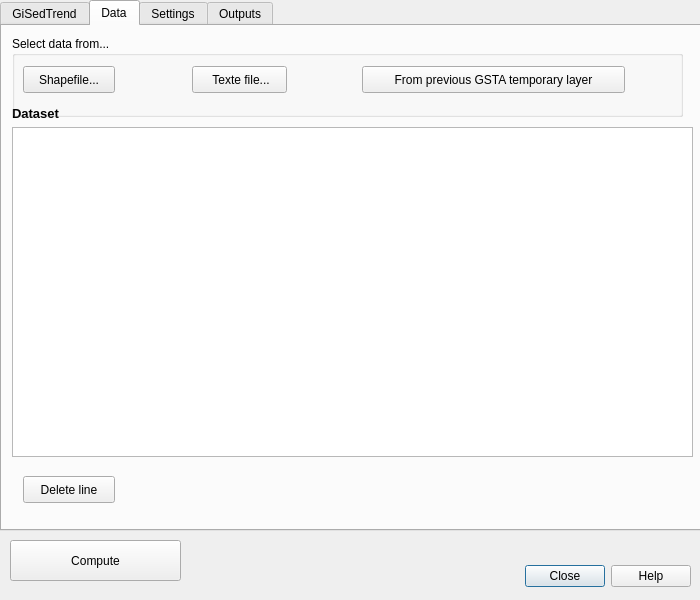
First picture: the form in ui_pygisedtrend.ui, repository epzt/GiSedTrend, before the edit.
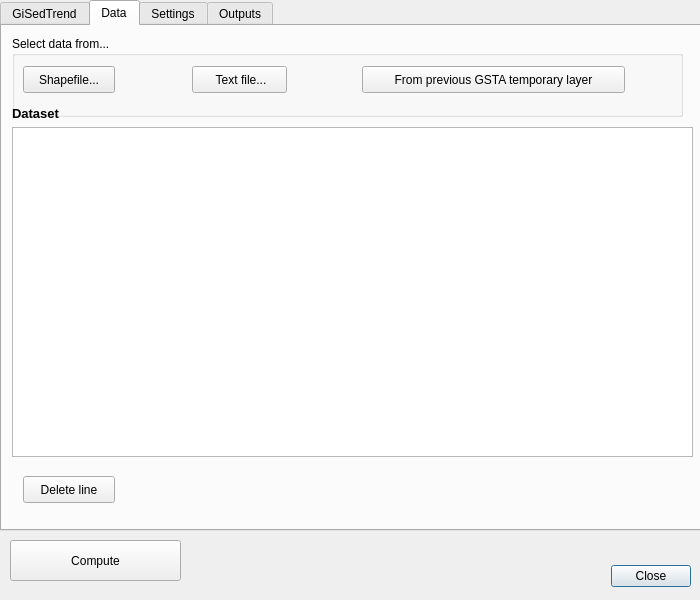
Second picture: the form after the edit. The open tabs and pages were chosen to show the change. Icons and pictures are not drawn.

What changed in the file:
```diff
--- a/ui_pygisedtrend.ui
+++ b/ui_pygisedtrend.ui
@@ -35,7 +35,7 @@
     <enum>Qt::Horizontal</enum>
    </property>
    <property name="standardButtons">
-    <set>QDialogButtonBox::Close|QDialogButtonBox::Help</set>
+    <set>QDialogButtonBox::Close</set>
    </property>
   </widget>
   <widget class="QTabWidget" name="tabDlg">
@@ -217,7 +217,7 @@
        </rect>
       </property>
       <property name="text">
-       <string> Texte file...</string>
+       <string> Text file...</string>
       </property>
      </widget>
      <widget class="QPushButton" name="GSTATemporaryLayerButton">
@@ -286,7 +286,7 @@
       <string>Shapefile...</string>
      </property>
     </widget>
-    <zorder>layoutWidget</zorder>
+    <zorder>pushButtonShapefile</zorder>
     <zorder>groupBox_6</zorder>
     <zorder>layoutWidget</zorder>
     <zorder>pushButtonDeteleRow</zorder>
```
